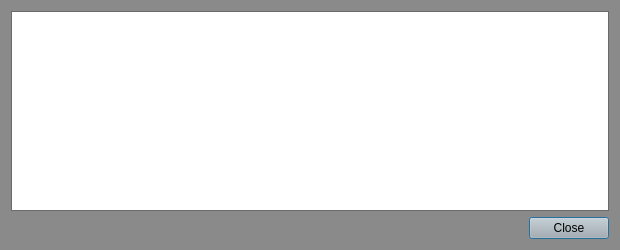
First picture: the form in src/qt/forms/transactiondescdialog.ui, repository Sterlingcoin/Sterlingcoin-1.5.1.1-Lite-Edition-Linux-Source, before the edit.
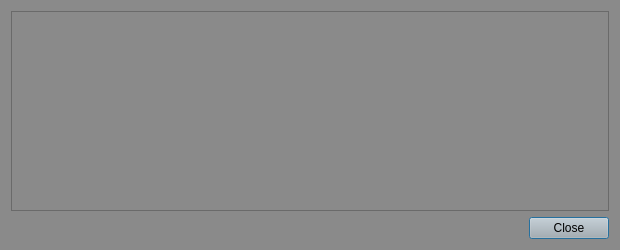
Second picture: the form after the edit.

Diff of the .ui file:
```diff
--- a/src/qt/forms/transactiondescdialog.ui
+++ b/src/qt/forms/transactiondescdialog.ui
@@ -437,36 +437,54 @@
         <colorrole role="WindowText">
          <brush brushstyle="SolidPattern">
           <color alpha="255">
-           <red>90</red>
-           <green>104</green>
-           <blue>118</blue>
+           <red>255</red>
+           <green>255</green>
+           <blue>255</blue>
           </color>
          </brush>
         </colorrole>
         <colorrole role="Button">
          <brush brushstyle="SolidPattern">
           <color alpha="255">
-           <red>255</red>
-           <green>255</green>
-           <blue>255</blue>
+           <red>138</red>
+           <green>138</green>
+           <blue>138</blue>
           </color>
          </brush>
         </colorrole>
         <colorrole role="Text">
          <brush brushstyle="SolidPattern">
           <color alpha="255">
-           <red>90</red>
-           <green>104</green>
-           <blue>118</blue>
+           <red>255</red>
+           <green>255</green>
+           <blue>255</blue>
           </color>
          </brush>
         </colorrole>
         <colorrole role="ButtonText">
          <brush brushstyle="SolidPattern">
           <color alpha="255">
-           <red>90</red>
-           <green>104</green>
-           <blue>118</blue>
+           <red>255</red>
+           <green>255</green>
+           <blue>255</blue>
+          </color>
+         </brush>
+        </colorrole>
+        <colorrole role="Base">
+         <brush brushstyle="SolidPattern">
+          <color alpha="255">
+           <red>138</red>
+           <green>138</green>
+           <blue>138</blue>
+          </color>
+         </brush>
+        </colorrole>
+        <colorrole role="Window">
+         <brush brushstyle="SolidPattern">
+          <color alpha="255">
+           <red>138</red>
+           <green>138</green>
+           <blue>138</blue>
           </color>
          </brush>
         </colorrole>
@@ -493,36 +511,54 @@
         <colorrole role="WindowText">
          <brush brushstyle="SolidPattern">
           <color alpha="255">
-           <red>90</red>
-           <green>104</green>
-           <blue>118</blue>
+           <red>255</red>
+           <green>255</green>
+           <blue>255</blue>
           </color>
          </brush>
         </colorrole>
         <colorrole role="Button">
          <brush brushstyle="SolidPattern">
           <color alpha="255">
-           <red>255</red>
-           <green>255</green>
-           <blue>255</blue>
+           <red>138</red>
+           <green>138</green>
+           <blue>138</blue>
           </color>
          </brush>
         </colorrole>
         <colorrole role="Text">
          <brush brushstyle="SolidPattern">
           <color alpha="255">
-           <red>90</red>
-           <green>104</green>
-           <blue>118</blue>
+           <red>255</red>
+           <green>255</green>
+           <blue>255</blue>
           </color>
          </brush>
         </colorrole>
         <colorrole role="ButtonText">
          <brush brushstyle="SolidPattern">
           <color alpha="255">
-           <red>90</red>
-           <green>104</green>
-           <blue>118</blue>
+           <red>255</red>
+           <green>255</green>
+           <blue>255</blue>
+          </color>
+         </brush>
+        </colorrole>
+        <colorrole role="Base">
+         <brush brushstyle="SolidPattern">
+          <color alpha="255">
+           <red>138</red>
+           <green>138</green>
+           <blue>138</blue>
+          </color>
+         </brush>
+        </colorrole>
+        <colorrole role="Window">
+         <brush brushstyle="SolidPattern">
+          <color alpha="255">
+           <red>138</red>
+           <green>138</green>
+           <blue>138</blue>
           </color>
          </brush>
         </colorrole>
@@ -549,36 +585,54 @@
         <colorrole role="WindowText">
          <brush brushstyle="SolidPattern">
           <color alpha="255">
-           <red>178</red>
-           <green>178</green>
-           <blue>178</blue>
+           <red>255</red>
+           <green>255</green>
+           <blue>255</blue>
           </color>
          </brush>
         </colorrole>
         <colorrole role="Button">
          <brush brushstyle="SolidPattern">
           <color alpha="255">
-           <red>255</red>
-           <green>255</green>
-           <blue>255</blue>
+           <red>138</red>
+           <green>138</green>
+           <blue>138</blue>
           </color>
          </brush>
         </colorrole>
         <colorrole role="Text">
          <brush brushstyle="SolidPattern">
           <color alpha="255">
-           <red>178</red>
-           <green>178</green>
-           <blue>178</blue>
+           <red>255</red>
+           <green>255</green>
+           <blue>255</blue>
           </color>
          </brush>
         </colorrole>
         <colorrole role="ButtonText">
          <brush brushstyle="SolidPattern">
           <color alpha="255">
-           <red>178</red>
-           <green>178</green>
-           <blue>178</blue>
+           <red>255</red>
+           <green>255</green>
+           <blue>255</blue>
+          </color>
+         </brush>
+        </colorrole>
+        <colorrole role="Base">
+         <brush brushstyle="SolidPattern">
+          <color alpha="255">
+           <red>138</red>
+           <green>138</green>
+           <blue>138</blue>
+          </color>
+         </brush>
+        </colorrole>
+        <colorrole role="Window">
+         <brush brushstyle="SolidPattern">
+          <color alpha="255">
+           <red>138</red>
+           <green>138</green>
+           <blue>138</blue>
           </color>
          </brush>
         </colorrole>
@@ -606,6 +660,10 @@
      <property name="toolTip">
       <string>This pane shows a detailed description of the transaction</string>
      </property>
+     <property name="styleSheet">
+      <string notr="true">background-color: rgb(138,138,138);
+color: rgb(255,255,255);</string>
+     </property>
      <property name="readOnly">
       <bool>true</bool>
      </property>
```
